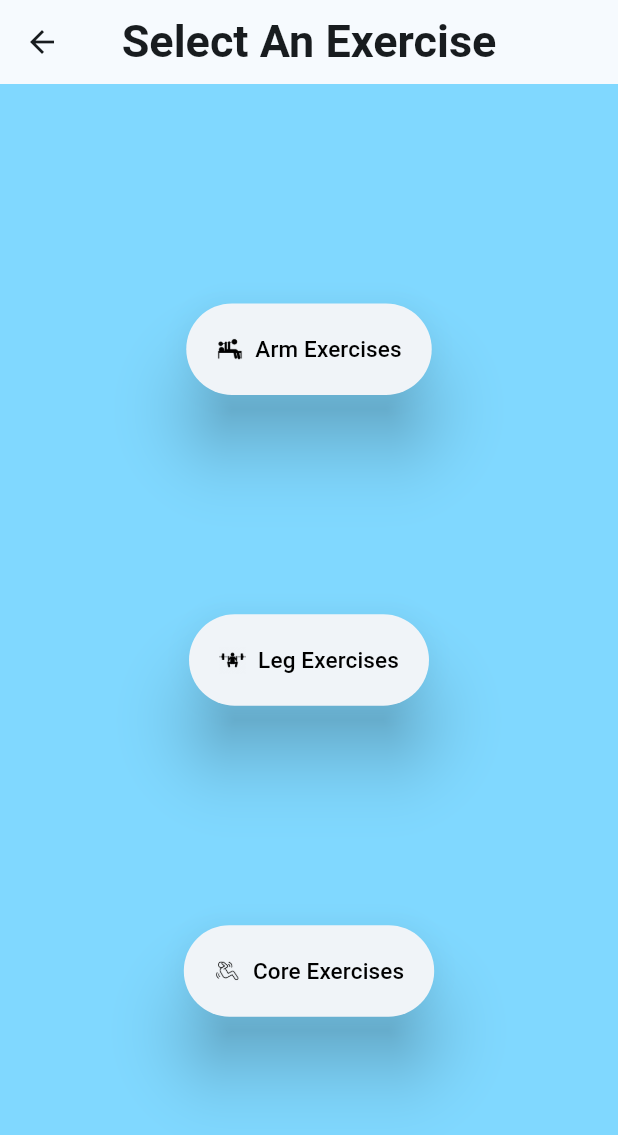
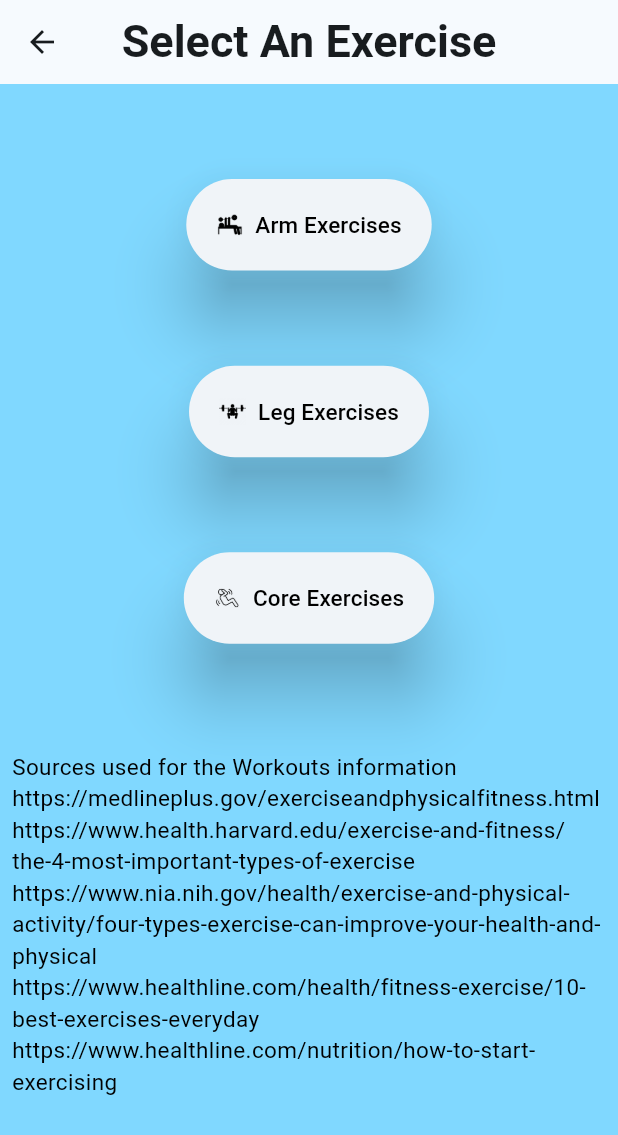
Before and after one commit to ElijahY123/HustleHard, a Flutter app: the MuscleGroupsPage screen opened directly, on a phone screen of 412 x 824 dp. Shown: the top 1135 px of the screen. Run offline on Flutter 3.47's test engine with Material 3 defaults, Android fonts, the phone set to English and light mode, and no system bars; our stand-ins replace cloud_firestore, drop_shadow_image, firebase_core, fl_chart, flutter_typeahead, font_awesome_flutter and 8 more; accounts and stored records are empty.

Commit message:
Added Work Cited to Information Page
Added a work cited comment section and a text box showing the URLs of where the information was obtained.

```diff
--- a/lib/Views/MuscleGroupsPage.dart
+++ b/lib/Views/MuscleGroupsPage.dart
@@ -1,5 +1,19 @@
 import 'package:flutter/material.dart';
 import 'package:google_fonts/google_fonts.dart';
+
+/**
+ *  @Author Elijah Y and Ethan Ness
+ *
+ *  @Description: Workouts information page split between 3 areas
+ *
+ *  @Sources: Links for sources of information:
+ *  https://medlineplus.gov/exerciseandphysicalfitness.html
+ *  https://www.health.harvard.edu/exercise-and-fitness/the-4-most-important-types-of-exercise
+ *  https://www.nia.nih.gov/health/exercise-and-physical-activity/four-types-exercise-can-improve-your-health-and-physical
+ *  https://www.healthline.com/health/fitness-exercise/10-best-exercises-everyday
+ *  https://www.healthline.com/nutrition/how-to-start-exercising
+ *
+ */
 
 class MuscleGroupsPage extends StatelessWidget {
   @override
@@ -91,6 +105,23 @@ class MuscleGroupsPage extends StatelessWidget {
                 elevation: 20,
               ),
             ),
+            Padding(
+              padding: const EdgeInsets.all(8.0),
+              child: Text(
+                  'Sources used for the Workouts information \n'
+                  'https://medlineplus.gov/exerciseandphysicalfitness.html\n'
+                  'https://www.health.harvard.edu/exercise-and-fitness/the-4-most-important-types-of-exercise\n'
+                  'https://www.nia.nih.gov/health/exercise-and-physical-activity/four-types-exercise-can-improve-your-health-and-physical\n'
+                  'https://www.healthline.com/health/fitness-exercise/10-best-exercises-everyday\n'
+                  'https://www.healthline.com/nutrition/how-to-start-exercising\n',
+                style: GoogleFonts.sedgwickAve(
+              textStyle: TextStyle(
+              fontSize: 15,
+                color: Colors.black,
+              ),
+              ),
+              ),
+            )
           ],
         ),
       ),
```
